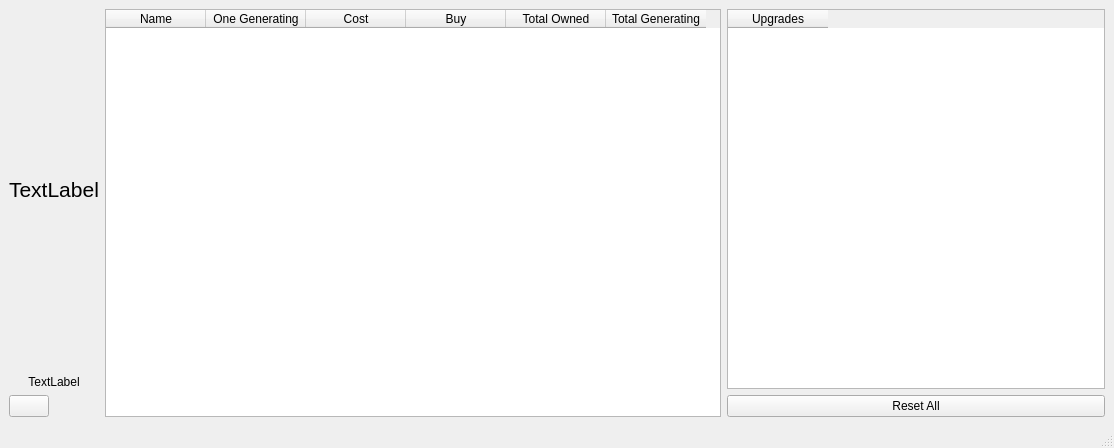
This is gui/uic/gui.ui in okh-mzny/clickerGame as Qt 5 draws it before an edit. The edited form follows.
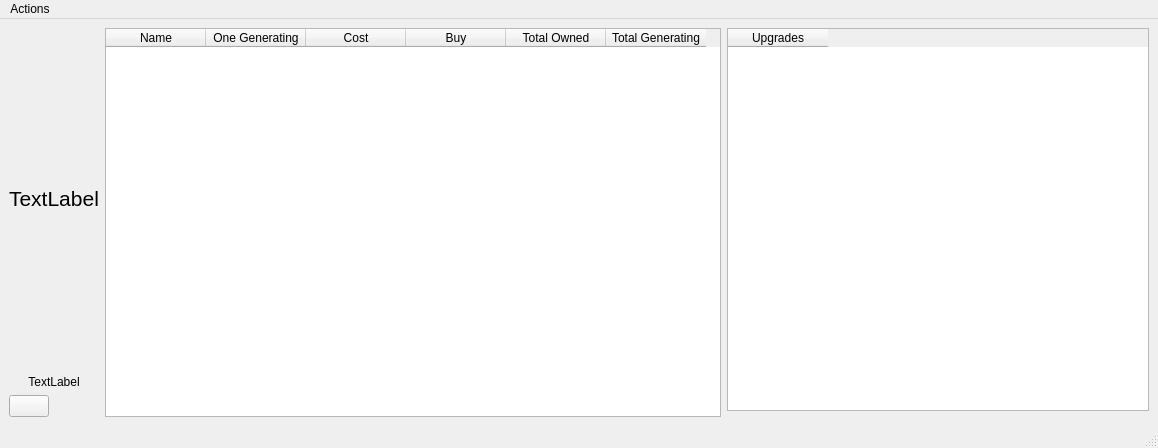
This is the edited form. Icons and pictures are not drawn.

Patch:
```diff
--- a/gui/uic/gui.ui
+++ b/gui/uic/gui.ui
@@ -6,7 +6,7 @@
    <rect>
     <x>0</x>
     <y>0</y>
-    <width>1114</width>
+    <width>1158</width>
     <height>448</height>
    </rect>
   </property>
@@ -30,25 +30,6 @@
     </sizepolicy>
    </property>
    <layout class="QGridLayout" name="gridLayout">
-    <item row="0" column="1">
-     <widget class="QTableWidget" name="upgradeTable">
-      <property name="columnCount">
-       <number>1</number>
-      </property>
-      <column>
-       <property name="text">
-        <string>Upgrades</string>
-       </property>
-      </column>
-     </widget>
-    </item>
-    <item row="1" column="1">
-     <widget class="QPushButton" name="resetButton">
-      <property name="text">
-       <string>Reset All</string>
-      </property>
-     </widget>
-    </item>
     <item row="0" column="0" rowspan="2">
      <layout class="QGridLayout" name="gridLayout_2">
       <item row="0" column="0">
@@ -198,6 +179,18 @@
       </item>
      </layout>
     </item>
+    <item row="0" column="1">
+     <widget class="QTableWidget" name="upgradeTable">
+      <property name="columnCount">
+       <number>1</number>
+      </property>
+      <column>
+       <property name="text">
+        <string>Upgrades</string>
+       </property>
+      </column>
+     </widget>
+    </item>
    </layout>
   </widget>
   <widget class="QMenuBar" name="menubar">
@@ -205,10 +198,17 @@
     <rect>
      <x>0</x>
      <y>0</y>
-     <width>1114</width>
-     <height>26</height>
+     <width>1158</width>
+     <height>21</height>
     </rect>
    </property>
+   <widget class="QMenu" name="menuActions">
+    <property name="title">
+     <string>Actions</string>
+    </property>
+    <addaction name="actionReset"/>
+   </widget>
+   <addaction name="menuActions"/>
   </widget>
   <widget class="QStatusBar" name="statusbar"/>
  </widget>
```
Left out of the diff: 25 changed lines with no effect on the pictures.
